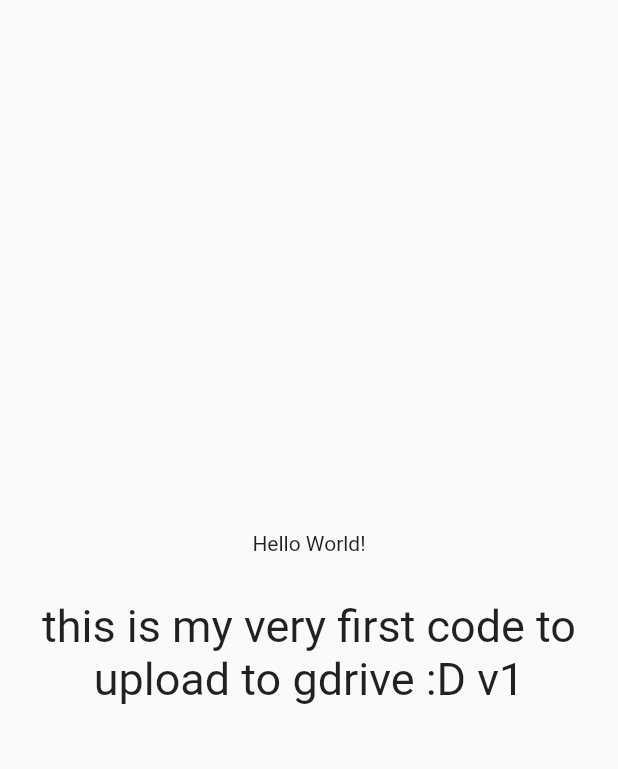
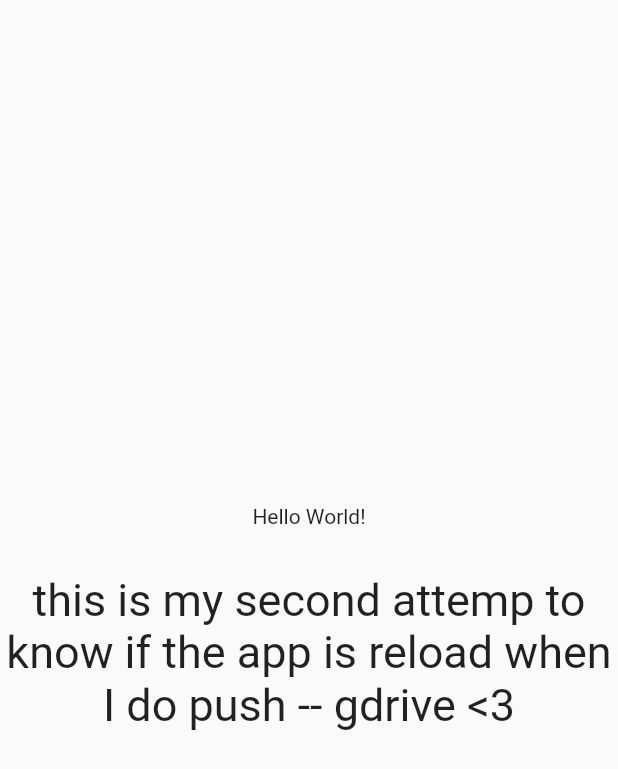
Before and after one commit to Sebastian0002/TestGitActions, a Flutter app: the screen it shows after launch, on a phone screen of 412 x 824 dp. Shown: the top 769 px of the screen. Run offline on Flutter 3.47's test engine with Material 2 defaults, Android fonts, the phone set to English and light mode, and no system bars.

Commit message:
second attemp test

```diff
--- a/lib/main.dart
+++ b/lib/main.dart
@@ -18,7 +18,7 @@ class MainApp extends StatelessWidget {
             children: [
               Text('Hello World!'),
               SizedBox(height: 30,),
-              Text("this is my very first code to upload to gdrive :D v1", style: TextStyle(fontSize: 30), textAlign: TextAlign.center)
+              Text("this is my second attemp to know if the app is reload when I do push -- gdrive <3", style: TextStyle(fontSize: 30), textAlign: TextAlign.center)
             ],
           ),
         ),
```
